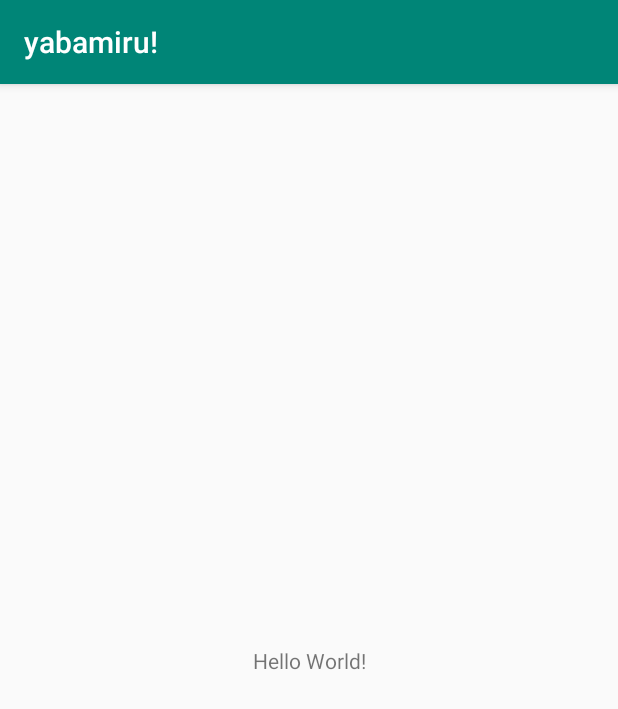
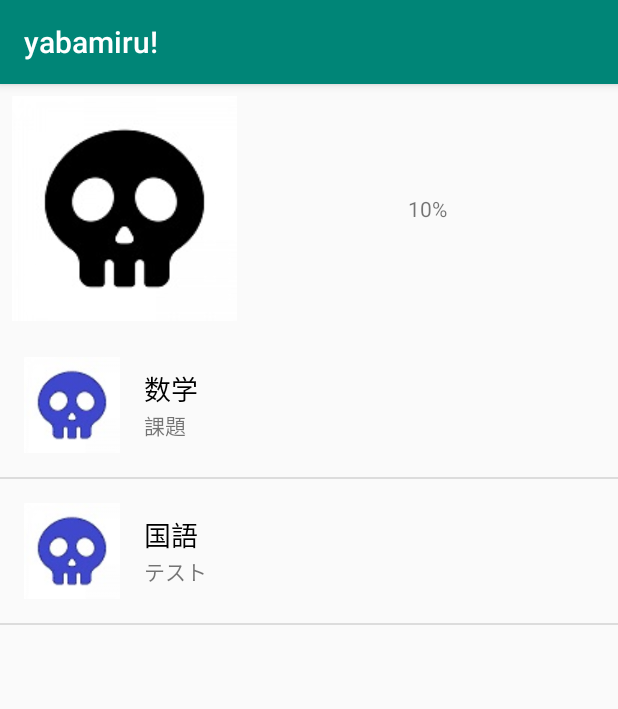
Before and after one commit to kiesproject/yabamiru, an Android app: the screen it shows after launch (MainActivity), on a phone screen of 412 x 824 dp. Shown: the top 709 px of the screen. Run offline under Robolectric (Android 15) with nearby library versions, the phone set to English and light mode, and no system bars.

Commit message:
create list and list item

```diff
--- /dev/null
+++ b/app/src/main/java/com/example/yabamiru/Contact.kt
@@ -0,0 +1,7 @@
+package com.example.yabamiru
+
+class Contact(
+    val imageResource: Int,
+    val name: String,
+    val description: String
+)
--- /dev/null
+++ b/app/src/main/java/com/example/yabamiru/ContactArrayAdapter.kt
@@ -0,0 +1,21 @@
+package com.example.yabamiru
+
+import android.content.Context
+import android.view.LayoutInflater
+import android.view.View
+import android.view.ViewGroup
+import android.widget.ArrayAdapter
+import kotlinx.android.synthetic.main.list_item.view.*
+
+class ContactArrayAdapter(context: Context, contacts: List<Contact>): ArrayAdapter<Contact>(context, 0, contacts){
+    override fun getView(position: Int, convertView: View?, parent: ViewGroup?): View{
+        val rootView = convertView ?: LayoutInflater.from(context).inflate(R.layout.list_item, parent, false)
+        val currentContact = getItem(position)
+
+        rootView.contactImage.setImageResource(currentContact.imageResource)
+        rootView.contactName.text = currentContact.name
+        rootView.contactDescription.text = currentContact.description
+
+        return rootView
+    }
+}
--- a/app/src/main/java/com/example/yabamiru/MainActivity.kt
+++ b/app/src/main/java/com/example/yabamiru/MainActivity.kt
@@ -2,11 +2,25 @@ package com.example.yabamiru
 
 import android.support.v7.app.AppCompatActivity
 import android.os.Bundle
+import android.util.Log
+import android.widget.ArrayAdapter
+import kotlinx.android.synthetic.main.activity_main.*
 
 class MainActivity : AppCompatActivity() {
 
     override fun onCreate(savedInstanceState: Bundle?) {
         super.onCreate(savedInstanceState)
         setContentView(R.layout.activity_main)
+
+        val contacts = listOf(
+            Contact(R.drawable.dokuro_img2, "数学", "課題"),
+            Contact(R.drawable.dokuro_img2, "国語", "テスト")
+        )
+
+        val arrayAdapter = ContactArrayAdapter(this, contacts)
+
+
+        main_listView.adapter = arrayAdapter
+
     }
 }
--- a/app/src/main/res/layout/activity_main.xml
+++ b/app/src/main/res/layout/activity_main.xml
@@ -1,19 +1,50 @@
 <?xml version="1.0" encoding="utf-8"?>
-<android.support.constraint.ConstraintLayout
+<LinearLayout
         xmlns:android="http://schemas.android.com/apk/res/android"
         xmlns:tools="http://schemas.android.com/tools"
         xmlns:app="http://schemas.android.com/apk/res-auto"
         android:layout_width="match_parent"
         android:layout_height="match_parent"
-        tools:context=".MainActivity">
+        tools:context=".MainActivity"
+        android:orientation="vertical">
 
-    <TextView
-            android:layout_width="wrap_content"
-            android:layout_height="wrap_content"
-            android:text="Hello World!"
-            app:layout_constraintBottom_toBottomOf="parent"
-            app:layout_constraintLeft_toLeftOf="parent"
-            app:layout_constraintRight_toRightOf="parent"
-            app:layout_constraintTop_toTopOf="parent"/>
+    <android.support.constraint.ConstraintLayout
+            android:layout_width="match_parent"
+            android:layout_height="wrap_content">
 
-</android.support.constraint.ConstraintLayout>
+        <ImageView
+                android:id="@+id/dokuro_id1"
+                android:src="@drawable/dokuro_img1"
+                android:layout_width="wrap_content"
+                android:layout_height="wrap_content"
+                android:layout_marginTop="8dp"
+                app:layout_constraintTop_toTopOf="parent"
+                android:layout_marginStart="8dp"
+                app:layout_constraintStart_toStartOf="parent"
+                android:layout_marginBottom="8dp"
+                app:layout_constraintBottom_toBottomOf="parent"/>
+
+        <TextView
+                android:layout_width="wrap_content"
+                android:layout_height="wrap_content"
+                android:text="10%"
+                android:layout_marginEnd="8dp"
+                app:layout_constraintEnd_toEndOf="parent"
+                android:layout_marginBottom="8dp"
+                app:layout_constraintBottom_toBottomOf="parent"
+                android:layout_marginTop="8dp"
+                app:layout_constraintTop_toTopOf="parent"
+                android:layout_marginStart="8dp"
+                app:layout_constraintStart_toEndOf="@+id/dokuro_id1"/>
+
+    </android.support.constraint.ConstraintLayout>
+
+    <ListView
+            android:id="@+id/main_listView"
+            android:layout_width="match_parent"
+            android:layout_height="match_parent">
+
+    </ListView>
+
+
+</LinearLayout>
--- /dev/null
+++ b/app/src/main/res/layout/list_item.xml
@@ -0,0 +1,37 @@
+<?xml version="1.0" encoding="utf-8"?>
+<LinearLayout
+        xmlns:android="http://schemas.android.com/apk/res/android"
+        xmlns:app="http://schemas.android.com/apk/res-auto"
+        android:layout_width="match_parent"
+        android:layout_height="match_parent"
+        android:orientation="horizontal"
+        android:padding="16dp">
+
+    <ImageView
+            android:id="@+id/contactImage"
+            android:layout_width="64dp"
+            android:layout_height="64dp"
+            app:srcCompat="@mipmap/ic_launcher_round"/>
+
+    <LinearLayout
+            android:layout_width="wrap_content"
+            android:layout_height="match_parent"
+            android:gravity="center_vertical"
+            android:orientation="vertical"
+            android:paddingLeft="16dp">
+
+        <TextView
+                android:id="@+id/contactName"
+                android:layout_width="wrap_content"
+                android:layout_height="wrap_content"
+                android:text="Contact Name"
+                android:textColor="@android:color/black"
+                android:textSize="18sp"/>
+
+        <TextView
+                android:id="@+id/contactDescription"
+                android:layout_width="wrap_content"
+                android:layout_height="wrap_content"
+                android:text="Contact Description"/>
+    </LinearLayout>
+</LinearLayout>
```
Also changed, not shown: app/src/main/res/drawable/dokuro_img1.jpg (added), app/src/main/res/drawable/dokuro_img2.jpg (added).
